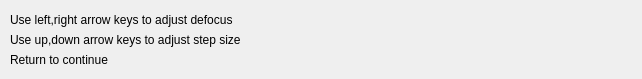
The window that extensions/manualFocus/manualFocus.ui (LeBeauGroup/usetem) describes before a commit, drawn with Qt 5.
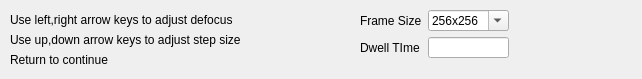
The same window after the commit.

Commit message: live focus now working

What changed in the file:
```diff
--- a/extensions/manualFocus/manualFocus.ui
+++ b/extensions/manualFocus/manualFocus.ui
@@ -18,7 +18,7 @@
     <rect>
      <x>10</x>
      <y>10</y>
-     <width>631</width>
+     <width>261</width>
      <height>19</height>
     </rect>
    </property>
@@ -31,7 +31,7 @@
     <rect>
      <x>10</x>
      <y>30</y>
-     <width>631</width>
+     <width>271</width>
      <height>19</height>
     </rect>
    </property>
@@ -52,6 +52,57 @@
     <string>Return to continue</string>
    </property>
   </widget>
+  <widget class="QWidget" name="">
+   <property name="geometry">
+    <rect>
+     <x>360</x>
+     <y>10</y>
+     <width>149</width>
+     <height>48</height>
+    </rect>
+   </property>
+   <layout class="QGridLayout" name="gridLayout">
+    <item row="1" column="1">
+     <widget class="QLineEdit" name="dwellTimeEdit"/>
+    </item>
+    <item row="0" column="1">
+     <widget class="QComboBox" name="binningEdit">
+      <property name="editable">
+       <bool>true</bool>
+      </property>
+      <item>
+       <property name="text">
+        <string>256x256</string>
+       </property>
+      </item>
+      <item>
+       <property name="text">
+        <string>512x512</string>
+       </property>
+      </item>
+      <item>
+       <property name="text">
+        <string>1024x1024</string>
+       </property>
+      </item>
+     </widget>
+    </item>
+    <item row="0" column="0">
+     <widget class="QLabel" name="label_4">
+      <property name="text">
+       <string>Frame Size</string>
+      </property>
+     </widget>
+    </item>
+    <item row="1" column="0">
+     <widget class="QLabel" name="label_5">
+      <property name="text">
+       <string>Dwell TIme</string>
+      </property>
+     </widget>
+    </item>
+   </layout>
+  </widget>
  </widget>
  <resources/>
  <connections/>
```
The commit also changes 2 other files.
